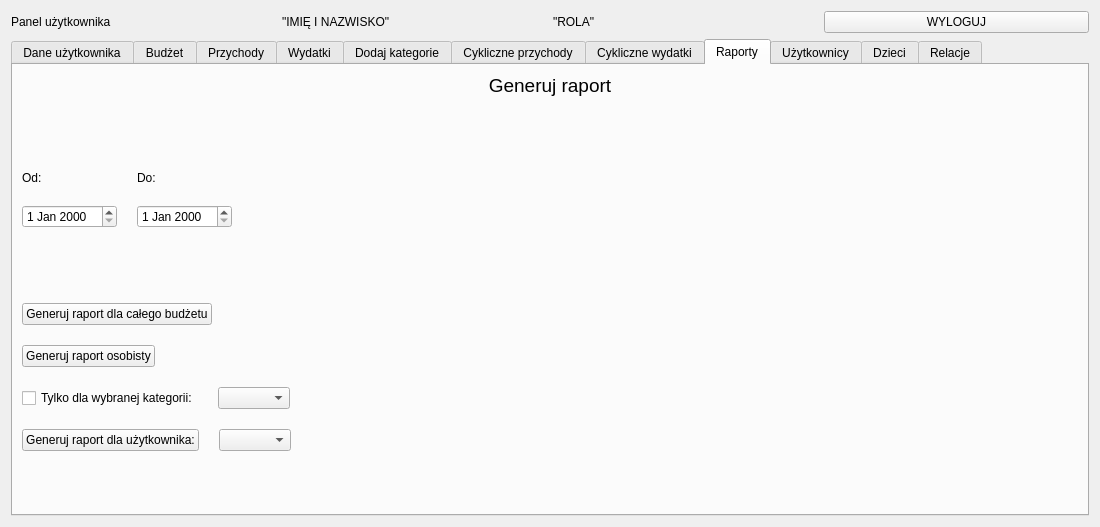
Qt form ui/User_Panel.ui (Dawid-Robak-IG/BUDZET_DOMOWY) before a commit.
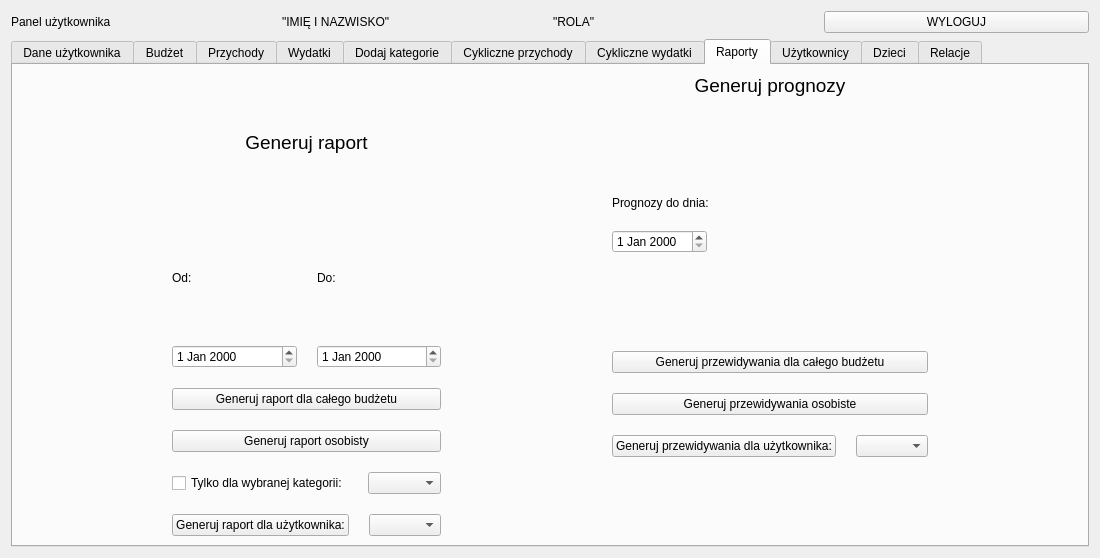
The same form after that commit.

Commit message: Dokończone prognozy

What changed in the file:
```diff
--- a/ui/User_Panel.ui
+++ b/ui/User_Panel.ui
@@ -7,7 +7,7 @@
     <x>0</x>
     <y>0</y>
     <width>1100</width>
-    <height>527</height>
+    <height>558</height>
    </rect>
   </property>
   <property name="windowTitle">
@@ -1497,98 +1497,78 @@
       <attribute name="title">
        <string>Raporty</string>
       </attribute>
-      <layout class="QVBoxLayout" name="verticalLayout_16">
+      <layout class="QHBoxLayout" name="horizontalLayout_45">
        <property name="spacing">
         <number>20</number>
        </property>
        <item>
-        <widget class="QLabel" name="label_43">
-         <property name="font">
-          <font>
-           <pointsize>14</pointsize>
-          </font>
-         </property>
-         <property name="text">
-          <string>Generuj raport</string>
-         </property>
-         <property name="alignment">
-          <set>Qt::AlignCenter</set>
-         </property>
-        </widget>
-       </item>
-       <item>
-        <spacer name="verticalSpacer_7">
+        <spacer name="horizontalSpacer_31">
          <property name="orientation">
-          <enum>Qt::Vertical</enum>
+          <enum>Qt::Horizontal</enum>
          </property>
          <property name="sizeHint" stdset="0">
           <size>
-           <width>20</width>
-           <height>40</height>
+           <width>40</width>
+           <height>20</height>
           </size>
          </property>
         </spacer>
        </item>
        <item>
-        <layout class="QHBoxLayout" name="horizontalLayout_29">
+        <layout class="QVBoxLayout" name="verticalLayout_16">
+         <property name="rightMargin">
+          <number>0</number>
+         </property>
+         <property name="bottomMargin">
+          <number>0</number>
+         </property>
          <item>
-          <layout class="QVBoxLayout" name="verticalLayout_17">
-           <item>
-            <widget class="QLabel" name="label_44">
-             <property name="text">
-              <string>Od:</string>
-             </property>
-            </widget>
-           </item>
-           <item>
-            <widget class="QDateEdit" name="dateEdit_R_Od"/>
-           </item>
-          </layout>
+          <widget class="QLabel" name="label_43">
+           <property name="font">
+            <font>
+             <pointsize>14</pointsize>
+            </font>
+           </property>
+           <property name="text">
+            <string>Generuj raport</string>
+           </property>
+           <property name="alignment">
+            <set>Qt::AlignCenter</set>
+           </property>
+          </widget>
          </item>
          <item>
-          <layout class="QVBoxLayout" name="verticalLayout_18">
+          <layout class="QHBoxLayout" name="horizontalLayout_46">
            <item>
-            <widget class="QLabel" name="label_45">
-             <property name="text">
-              <string>Do:</string>
-             </property>
-            </widget>
+            <layout class="QVBoxLayout" name="verticalLayout_23">
+             <item>
+              <widget class="QLabel" name="label_44">
+               <property name="text">
+                <string>Od:</string>
+               </property>
+              </widget>
+             </item>
+             <item>
+              <widget class="QDateEdit" name="dateEdit_R_Od"/>
+             </item>
+            </layout>
            </item>
            <item>
-            <widget class="QDateEdit" name="dateEdit_R_Do"/>
+            <layout class="QVBoxLayout" name="verticalLayout_24">
+             <item>
+              <widget class="QLabel" name="label_45">
+               <property name="text">
+                <string>Do:</string>
+               </property>
+              </widget>
+             </item>
+             <item>
+              <widget class="QDateEdit" name="dateEdit_R_Do"/>
+             </item>
+            </layout>
            </item>
           </layout>
          </item>
-         <item>
-          <spacer name="horizontalSpacer_31">
-           <property name="orientation">
-            <enum>Qt::Horizontal</enum>
-           </property>
-           <property name="sizeHint" stdset="0">
-            <size>
-             <width>40</width>
-             <height>20</height>
-            </size>
-           </property>
-          </spacer>
-         </item>
-        </layout>
-       </item>
-       <item>
-        <spacer name="verticalSpacer_6">
-         <property name="orientation">
-          <enum>Qt::Vertical</enum>
-         </property>
-         <property name="sizeHint" stdset="0">
-          <size>
-           <width>20</width>
-           <height>40</height>
-          </size>
-         </property>
-        </spacer>
-       </item>
-       <item>
-        <layout class="QHBoxLayout" name="horizontalLayout_30">
          <item>
           <widget class="QPushButton" name="pushButton_generujRaport">
            <property name="text">
@@ -1597,26 +1577,6 @@
           </widget>
          </item>
          <item>
-          <spacer name="horizontalSpacer_24">
-           <property name="orientation">
-            <enum>Qt::Horizontal</enum>
-           </property>
-           <property name="sizeHint" stdset="0">
-            <size>
-             <width>40</width>
-             <height>20</height>
-            </size>
-           </property>
-          </spacer>
-         </item>
-        </layout>
-       </item>
-       <item>
-        <layout class="QHBoxLayout" name="horizontalLayout_33">
-         <property name="topMargin">
-          <number>0</number>
-         </property>
-         <item>
           <widget class="QPushButton" name="pushButton_generujRaportOsobisty">
            <property name="text">
             <string>Generuj raport osobisty</string>
@@ -1624,74 +1584,155 @@
           </widget>
          </item>
          <item>
-          <spacer name="horizontalSpacer_30">
+          <layout class="QHBoxLayout" name="horizontalLayout_48">
+           <item>
+            <widget class="QCheckBox" name="checkBox_tylkoKategoria">
+             <property name="text">
+              <string>Tylko dla wybranej kategorii:</string>
+             </property>
+            </widget>
+           </item>
+           <item>
+            <widget class="QComboBox" name="comboBox_kategoriaRaport"/>
+           </item>
+          </layout>
+         </item>
+         <item>
+          <layout class="QHBoxLayout" name="horizontalLayout_47">
+           <item>
+            <widget class="QPushButton" name="pushButton_adminRaportOneUser">
+             <property name="text">
+              <string>Generuj raport dla użytkownika:</string>
+             </property>
+            </widget>
+           </item>
+           <item>
+            <widget class="QComboBox" name="comboBox_adminRaportOneUser"/>
+           </item>
+          </layout>
+         </item>
+        </layout>
+       </item>
+       <item>
+        <spacer name="horizontalSpacer_30">
+         <property name="orientation">
+          <enum>Qt::Horizontal</enum>
+         </property>
+         <property name="sizeHint" stdset="0">
+          <size>
+           <width>40</width>
+           <height>20</height>
+          </size>
+         </property>
+        </spacer>
+       </item>
+       <item>
+        <layout class="QVBoxLayout" name="verticalLayout_17">
+         <item>
+          <widget class="QLabel" name="label_52">
+           <property name="font">
+            <font>
+             <pointsize>14</pointsize>
+            </font>
+           </property>
+           <property name="text">
+            <string>Generuj prognozy</string>
+           </property>
+           <property name="alignment">
+            <set>Qt::AlignCenter</set>
+           </property>
+          </widget>
+         </item>
+         <item>
+          <spacer name="verticalSpacer_10">
            <property name="orientation">
-            <enum>Qt::Horizontal</enum>
+            <enum>Qt::Vertical</enum>
            </property>
            <property name="sizeHint" stdset="0">
             <size>
-             <width>40</width>
-             <height>20</height>
+             <width>20</width>
+             <height>40</height>
             </size>
            </property>
           </spacer>
          </item>
-        </layout>
-       </item>
-       <item>
-        <layout class="QHBoxLayout" name="horizontalLayout_43">
-         <property name="topMargin">
-          <number>0</number>
-         </property>
          <item>
-          <widget class="QCheckBox" name="checkBox_tylkoKategoria">
+          <widget class="QLabel" name="label_53">
            <property name="text">
-            <string>Tylko dla wybranej kategorii:</string>
+            <string>Prognozy do dnia:</string>
            </property>
           </widget>
          </item>
          <item>
-          <widget class="QComboBox" name="comboBox_kategoriaRaport"/>
+          <layout class="QHBoxLayout" name="horizontalLayout_29">
+           <item>
+            <widget class="QDateEdit" name="dateEdit_prognozy"/>
+           </item>
+           <item>
+            <spacer name="horizontalSpacer_24">
+             <property name="orientation">
+              <enum>Qt::Horizontal</enum>
+             </property>
+             <property name="sizeHint" stdset="0">
+              <size>
+               <width>40</width>
+               <height>20</height>
+              </size>
+             </property>
+            </spacer>
+           </item>
+          </layout>
          </item>
          <item>
-          <spacer name="horizontalSpacer_37">
+          <spacer name="verticalSpacer_6">
            <property name="orientation">
-            <enum>Qt::Horizontal</enum>
+            <enum>Qt::Vertical</enum>
            </property>
            <property name="sizeHint" stdset="0">
             <size>
-             <width>40</width>
-             <height>20</height>
+             <width>20</width>
+             <height>40</height>
             </size>
            </property>
           </spacer>
          </item>
-        </layout>
-       </item>
-       <item>
-        <layout class="QHBoxLayout" name="horizontalLayout_44">
-         <property name="topMargin">
-          <number>0</number>
-         </property>
          <item>
-          <widget class="QPushButton" name="pushButton_adminRaportOneUser">
+          <widget class="QPushButton" name="pushButton_prognozycaly">
            <property name="text">
-            <string>Generuj raport dla użytkownika:</string>
+            <string>Generuj przewidywania dla całego budżetu</string>
            </property>
           </widget>
          </item>
          <item>
-          <widget class="QComboBox" name="comboBox_adminRaportOneUser"/>
+          <widget class="QPushButton" name="pushButton_osobistepprognozy">
+           <property name="text">
+            <string>Generuj przewidywania osobiste</string>
+           </property>
+          </widget>
          </item>
          <item>
-          <spacer name="horizontalSpacer_38">
+          <layout class="QHBoxLayout" name="horizontalLayout_30">
+           <item>
+            <widget class="QPushButton" name="pushButton_adminprognozy">
+             <property name="text">
+              <string>Generuj przewidywania dla użytkownika:</string>
+             </property>
+            </widget>
+           </item>
+           <item>
+            <widget class="QComboBox" name="comboBox_prognozy"/>
+           </item>
+          </layout>
+         </item>
+         <item>
+          <spacer name="verticalSpacer_7">
            <property name="orientation">
-            <enum>Qt::Horizontal</enum>
+            <enum>Qt::Vertical</enum>
            </property>
            <property name="sizeHint" stdset="0">
             <size>
-             <width>40</width>
-             <height>20</height>
+             <width>20</width>
+             <height>40</height>
             </size>
            </property>
           </spacer>
@@ -1699,14 +1740,14 @@
         </layout>
        </item>
        <item>
-        <spacer name="verticalSpacer_10">
+        <spacer name="horizontalSpacer_37">
          <property name="orientation">
-          <enum>Qt::Vertical</enum>
+          <enum>Qt::Horizontal</enum>
          </property>
          <property name="sizeHint" stdset="0">
           <size>
-           <width>20</width>
-           <height>40</height>
+           <width>40</width>
+           <height>20</height>
           </size>
          </property>
         </spacer>
```
Left out of the diff: 3 changed lines with no effect on the pictures. The commit also changes 4 other files.
